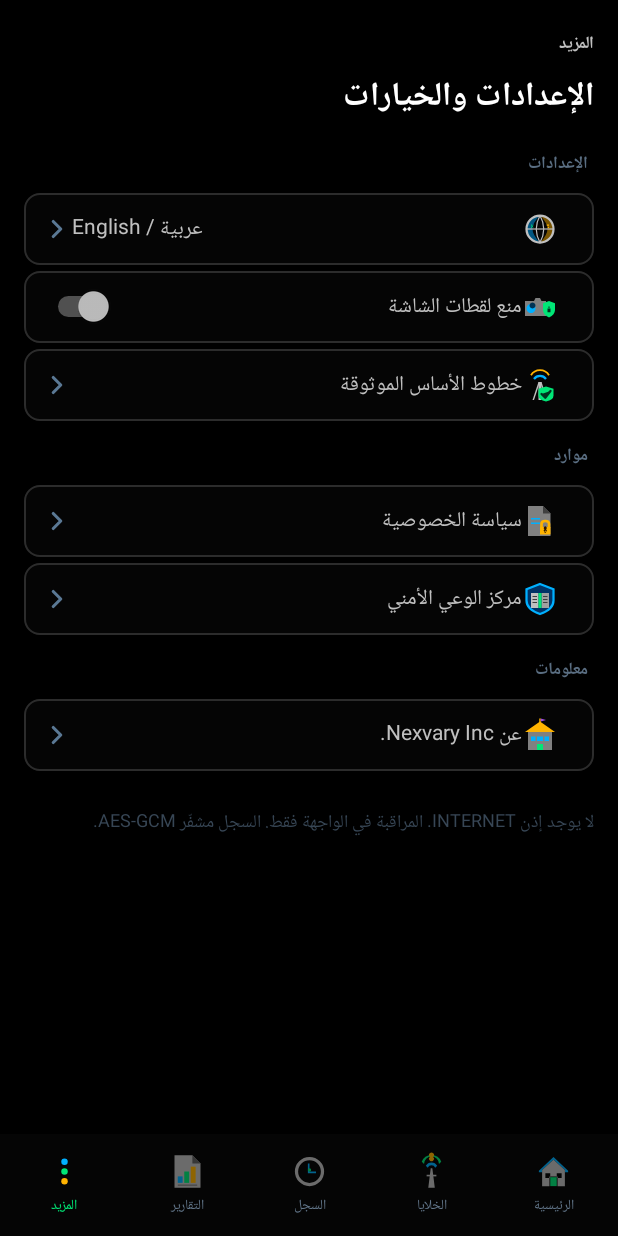
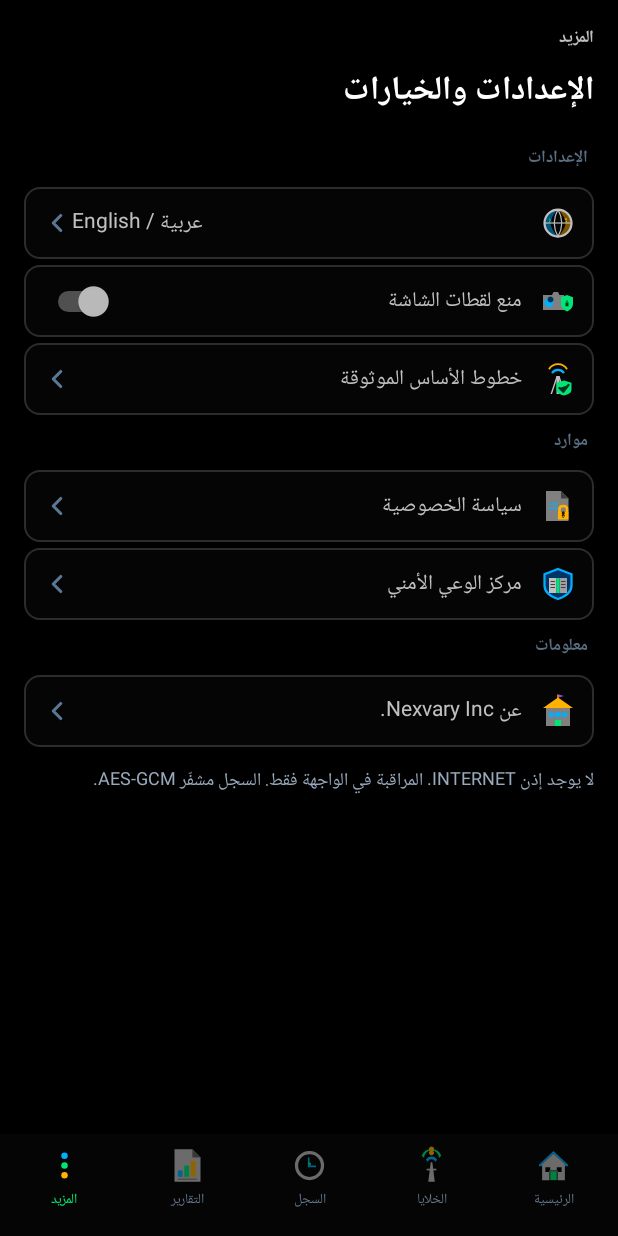
Before and after one commit to nexvary/NEXVARY-Tower, an Android app: the MoreActivity screen opened directly, with no data from a screen before it, on a phone screen of 412 x 824 dp. Run offline under Robolectric (Android 15) with nearby library versions, the phone set to English and light mode, and no system bars.

Commit message:
Polish accessible RTL navigation and compact settings

```diff
--- a/app/build.gradle
+++ b/app/build.gradle
@@ -22,4 +22,4 @@ android {
     compileOptions { sourceCompatibility JavaVersion.VERSION_17; targetCompatibility JavaVersion.VERSION_17 }
 }
 
-dependencies { } // No AndroidX dependency: native Android APIs only
+dependencies { testImplementation 'junit:junit:4.13.2' }
--- a/app/src/main/java/com/nexvary/imsi/MoreActivity.java
+++ b/app/src/main/java/com/nexvary/imsi/MoreActivity.java
@@ -17,7 +17,8 @@ public class MoreActivity extends Activity {
         ScrollView scroll = new ScrollView(this);
         scroll.setBackgroundColor(Color.BLACK);
         LinearLayout page = UiKit.page(this);
-        UiKit.applySystemBars(page);
+        page.setPadding(UiKit.dp(this, 16), UiKit.dp(this, 12),
+                UiKit.dp(this, 16), UiKit.dp(this, 12));
         scroll.addView(page);
         setContentView(UiKit.withBottomNav(this, scroll, 4));
         buildUi(page);
@@ -46,7 +47,7 @@ public class MoreActivity extends Activity {
                 ar ? "\u062e\u0637\u0648\u0637 \u0627\u0644\u0623\u0633\u0627\u0633 \u0627\u0644\u0645\u0648\u062b\u0648\u0642\u0629" : "Trusted Baselines",
                 () -> startActivity(new Intent(this, BaselinesActivity.class)));
 
-        page.addView(UiKit.gap(this, 12));
+        page.addView(UiKit.gap(this, 6));
 
         // ---- RESOURCES section ----
         addSectionLabel(page, ar ? "\u0645\u0648\u0627\u0631\u062f" : "RESOURCES");
@@ -61,7 +62,7 @@ public class MoreActivity extends Activity {
                 ar ? "\u0645\u0631\u0643\u0632 \u0627\u0644\u0648\u0639\u064a \u0627\u0644\u0623\u0645\u0646\u064a" : "Security Knowledge Center",
                 () -> startActivity(new Intent(this, SecurityAwarenessActivity.class)));
 
-        page.addView(UiKit.gap(this, 12));
+        page.addView(UiKit.gap(this, 6));
 
         // ---- INFORMATION section ----
         addSectionLabel(page, ar ? "\u0645\u0639\u0644\u0648\u0645\u0627\u062a" : "INFORMATION");
@@ -71,15 +72,15 @@ public class MoreActivity extends Activity {
                 ar ? "\u0639\u0646 Nexvary Inc." : "About Nexvary Inc.",
                 () -> startActivity(new Intent(this, AboutNexvaryActivity.class)));
 
-        page.addView(UiKit.gap(this, 20));
+        page.addView(UiKit.gap(this, 8));
 
         TextView footer = UiKit.body(this,
                 ar ? "\u0644\u0627 \u064a\u0648\u062c\u062f \u0625\u0630\u0646 INTERNET. \u0627\u0644\u0645\u0631\u0627\u0642\u0628\u0629 \u0641\u064a \u0627\u0644\u0648\u0627\u062c\u0647\u0629 \u0641\u0642\u0637. \u0627\u0644\u0633\u062c\u0644 \u0645\u0634\u0641\u0651\u0631 AES-GCM."
                    : "No INTERNET permission. Monitoring foreground-only. History encrypted AES-GCM.");
-        footer.setTextColor(Color.rgb(55, 70, 85));
+        footer.setTextColor(Color.rgb(152, 169, 187));
         footer.setTextSize(12f);
         page.addView(footer);
-        page.addView(UiKit.gap(this, 12));
+        page.addView(UiKit.gap(this, 6));
     }
 
     private void addSectionLabel(LinearLayout page, String text) {
@@ -104,7 +105,7 @@ public class MoreActivity extends Activity {
         row.setGravity(Gravity.CENTER_VERTICAL);
         row.setBackgroundResource(R.drawable.panel);
         int ph = UiKit.dp(this, 12);
-        int pv = UiKit.dp(this, 10);
+        int pv = UiKit.dp(this, 6);
         row.setPadding(ph, pv, ph, pv);
         LinearLayout.LayoutParams lp = new LinearLayout.LayoutParams(-1, -2);
         lp.topMargin = UiKit.dp(this, 4);
@@ -115,7 +116,7 @@ public class MoreActivity extends Activity {
         ImageView icon = new ImageView(this);
         icon.setImageResource(iconRes);
         LinearLayout.LayoutParams ilp = new LinearLayout.LayoutParams(s, s);
-        ilp.rightMargin = UiKit.dp(this, 12);
+        ilp.setMarginEnd(UiKit.dp(this, 12));
         icon.setLayoutParams(ilp);
         row.addView(icon);
 
@@ -143,8 +144,7 @@ public class MoreActivity extends Activity {
         row.setGravity(Gravity.CENTER_VERTICAL);
         row.setBackgroundResource(R.drawable.panel);
         int ph = UiKit.dp(this, 12);
-        int pv = UiKit.dp(this, 10);
-        row.setPadding(ph, pv, ph, pv);
+        row.setPadding(ph, 0, ph, 0);
         LinearLayout.LayoutParams lp = new LinearLayout.LayoutParams(-1, -2);
         lp.topMargin = UiKit.dp(this, 4);
         row.setLayoutParams(lp);
@@ -154,18 +154,17 @@ public class MoreActivity extends Activity {
         ImageView icon = new ImageView(this);
         icon.setImageResource(R.drawable.ic_more_screenshot);
         LinearLayout.LayoutParams ilp = new LinearLayout.LayoutParams(s, s);
-        ilp.rightMargin = UiKit.dp(this, 12);
+        ilp.setMarginEnd(UiKit.dp(this, 12));
         icon.setLayoutParams(ilp);
         row.addView(icon);
 
-        TextView lbl = new TextView(this);
-        lbl.setText(ar ? "\u0645\u0646\u0639 \u0644\u0642\u0637\u0627\u062a \u0627\u0644\u0634\u0627\u0634\u0629" : "Prevent Screenshots");
-        lbl.setTextColor(Color.rgb(192, 192, 192));
-        lbl.setTextSize(14f);
-        lbl.setLayoutParams(new LinearLayout.LayoutParams(0, -2, 1f));
-        row.addView(lbl);
-
         Switch sw = new Switch(this);
+        sw.setText(ar ? "منع لقطات الشاشة" : "Prevent Screenshots");
+        sw.setTextColor(Color.rgb(192, 192, 192));
+        sw.setTextSize(14f);
+        sw.setMinHeight(UiKit.dp(this, 48));
+        sw.setSwitchPadding(UiKit.dp(this, 12));
+        sw.setLayoutParams(new LinearLayout.LayoutParams(0, -2, 1f));
         sw.setChecked(SecureScreenUtil.isEnabled(this));
         sw.setOnCheckedChangeListener((v, checked) -> {
             SecureScreenUtil.setEnabled(this, checked);
--- a/app/src/main/java/com/nexvary/imsi/UiKit.java
+++ b/app/src/main/java/com/nexvary/imsi/UiKit.java
@@ -133,13 +133,15 @@ public final class UiKit {
         nav.setBackgroundColor(Color.rgb(5, 5, 5));
 
         boolean ar = LanguageUtil.current(a).equals("ar");
+        root.setLayoutDirection(ar ? View.LAYOUT_DIRECTION_RTL : View.LAYOUT_DIRECTION_LTR);
         addNavItem(a, nav, R.drawable.ic_nav_home,     ar ? "الرئيسية" : "Dashboard", 0, selected, MainActivity.class);
         addNavItem(a, nav, R.drawable.ic_nav_cells,    ar ? "الخلايا" : "Cells",      1, selected, CellsActivity.class);
         addNavItem(a, nav, R.drawable.ic_nav_history,  ar ? "السجل" : "History",      2, selected, HistoryActivity.class);
         addNavItem(a, nav, R.drawable.ic_nav_reports,  ar ? "التقارير" : "Reports",   3, selected, ReportsActivity.class);
         addNavItem(a, nav, R.drawable.ic_nav_info,     ar ? "المزيد" : "More",        4, selected, MoreActivity.class);
 
-        root.addView(nav, new LinearLayout.LayoutParams(-1, dp(a, 68)));
+        nav.setMinimumHeight(dp(a, 68));
+        root.addView(nav, new LinearLayout.LayoutParams(-1, -2));
         return root;
     }
 
@@ -147,7 +149,7 @@ public final class UiKit {
                                    int index, int selected, Class<?> target) {
         LinearLayout item = new LinearLayout(a);
         item.setOrientation(LinearLayout.VERTICAL);
-        item.setGravity(Gravity.CENTER);
+        item.setGravity(Gravity.TOP | Gravity.CENTER_HORIZONTAL);
         item.setPadding(dp(a, 2), dp(a, 4), dp(a, 2), dp(a, 4));
 
         boolean isSelected = index == selected;
@@ -157,13 +159,18 @@ public final class UiKit {
         icon.setImageResource(iconRes);
         // No color filter — preserve multicolor icons; dim non-selected via alpha
         icon.setAlpha(isSelected ? 1.0f : 0.55f);
-        icon.setContentDescription(label);
+        icon.setScaleType(ImageView.ScaleType.FIT_CENTER);
+        icon.setImportantForAccessibility(View.IMPORTANT_FOR_ACCESSIBILITY_NO);
         item.addView(icon, new LinearLayout.LayoutParams(dp(a, 26), dp(a, 26)));
 
         TextView tv = text(a, label, 9, textColor);
         tv.setGravity(Gravity.CENTER);
         tv.setPadding(0, dp(a, 2), 0, 0);
-        item.addView(tv, new LinearLayout.LayoutParams(-1, dp(a, 18)));
+        item.addView(tv, new LinearLayout.LayoutParams(-1, -2));
+        tv.setImportantForAccessibility(View.IMPORTANT_FOR_ACCESSIBILITY_NO);
+        item.setContentDescription(label);
+        item.setSelected(isSelected);
+        item.setFocusable(true);
 
         item.setOnClickListener(v -> {
             if (index == selected) return;
--- a/app/src/main/res/drawable/ic_chevron_right.xml
+++ b/app/src/main/res/drawable/ic_chevron_right.xml
@@ -1,4 +1,5 @@
 <vector xmlns:android="http://schemas.android.com/apk/res/android"
+    android:autoMirrored="true"
     android:width="24dp" android:height="24dp"
     android:viewportWidth="24" android:viewportHeight="24">
     <path android:fillColor="@android:color/transparent"
```
Also changed, not shown: app/src/main/java/com/nexvary/imsi/SecurityAwarenessActivity.java (+14 -10 lines), 3 other files.
